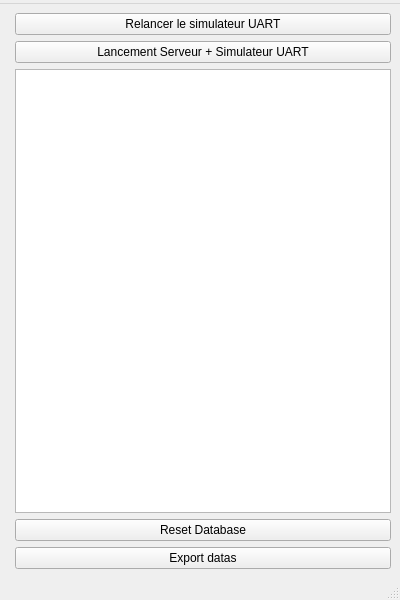
This is serveur/mainwindow.ui in etiennelndr/serveur_voilierautonome as Qt 5 draws it before an edit. The edited form follows.
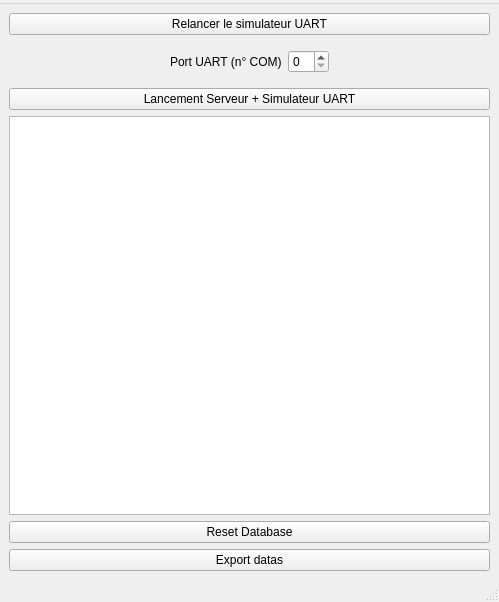
This is the edited form.

Commit message: spinBox for COM choice (UART)

```diff
--- a/serveur/mainwindow.ui
+++ b/serveur/mainwindow.ui
@@ -6,8 +6,8 @@
    <rect>
     <x>0</x>
     <y>0</y>
-    <width>400</width>
-    <height>600</height>
+    <width>499</width>
+    <height>602</height>
    </rect>
   </property>
   <property name="minimumSize">
@@ -20,8 +20,44 @@
    <string>Serveur</string>
   </property>
   <widget class="QWidget" name="centralwidget">
-   <layout class="QFormLayout" name="formLayout">
-    <item row="3" column="1">
+   <layout class="QVBoxLayout" name="verticalLayout_3">
+    <item>
+     <widget class="QPushButton" name="UARTsimulator">
+      <property name="text">
+       <string>Relancer le simulateur UART</string>
+      </property>
+     </widget>
+    </item>
+    <item alignment="Qt::AlignHCenter">
+     <widget class="QWidget" name="widget_uart" native="true">
+      <property name="minimumSize">
+       <size>
+        <width>0</width>
+        <height>30</height>
+       </size>
+      </property>
+      <layout class="QHBoxLayout" name="horizontalLayout_5">
+       <item>
+        <widget class="QLabel" name="label_uart">
+         <property name="text">
+          <string>Port UART (n° COM)</string>
+         </property>
+        </widget>
+       </item>
+       <item>
+        <widget class="QSpinBox" name="COM"/>
+       </item>
+      </layout>
+     </widget>
+    </item>
+    <item>
+     <widget class="QPushButton" name="lancement_serveur">
+      <property name="text">
+       <string>Lancement Serveur + Simulateur UART</string>
+      </property>
+     </widget>
+    </item>
+    <item>
      <widget class="QTextEdit" name="konsole">
       <property name="enabled">
        <bool>true</bool>
@@ -43,28 +79,14 @@
       </property>
      </widget>
     </item>
-    <item row="2" column="1">
-     <widget class="QPushButton" name="lancement_serveur">
-      <property name="text">
-       <string>Lancement Serveur + Simulateur UART</string>
-      </property>
-     </widget>
-    </item>
-    <item row="0" column="1">
-     <widget class="QPushButton" name="UARTsimulator">
-      <property name="text">
-       <string>Relancer le simulateur UART</string>
-      </property>
-     </widget>
-    </item>
-    <item row="4" column="1">
+    <item>
      <widget class="QPushButton" name="button_resetDB">
       <property name="text">
        <string>Reset Database</string>
       </property>
      </widget>
     </item>
-    <item row="5" column="1">
+    <item>
      <widget class="QPushButton" name="button_exportDatas">
       <property name="text">
        <string>Export datas</string>
@@ -78,7 +100,7 @@
     <rect>
      <x>0</x>
      <y>0</y>
-     <width>400</width>
+     <width>499</width>
      <height>20</height>
     </rect>
    </property>
```
The commit also changes 6 other files.
